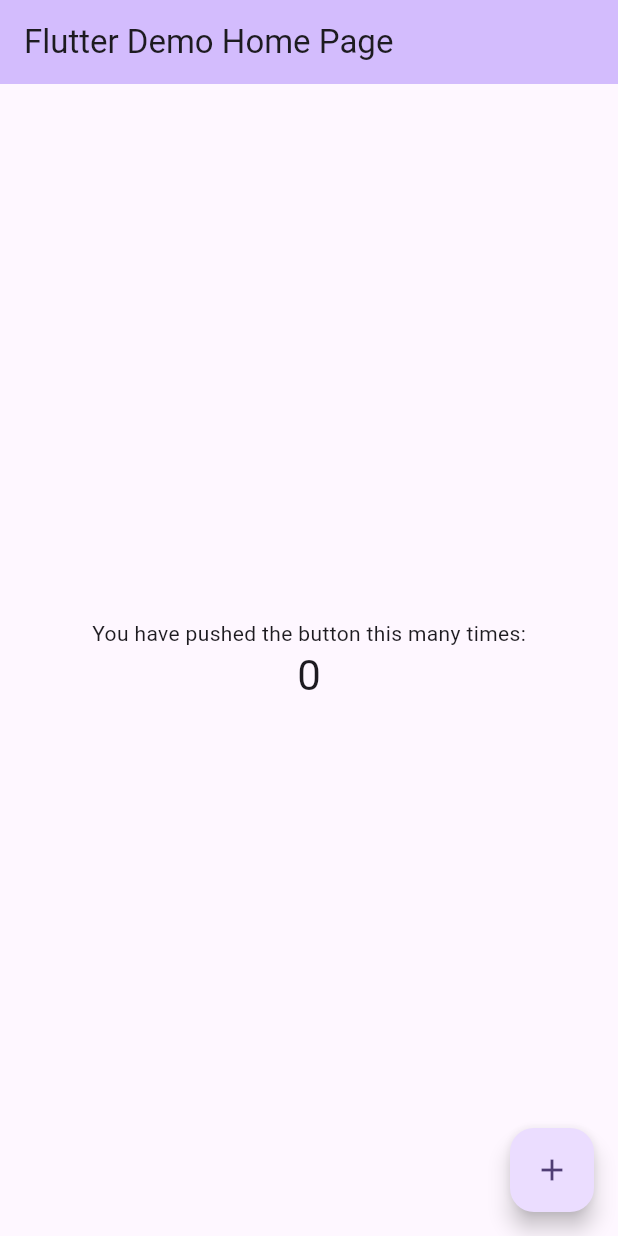
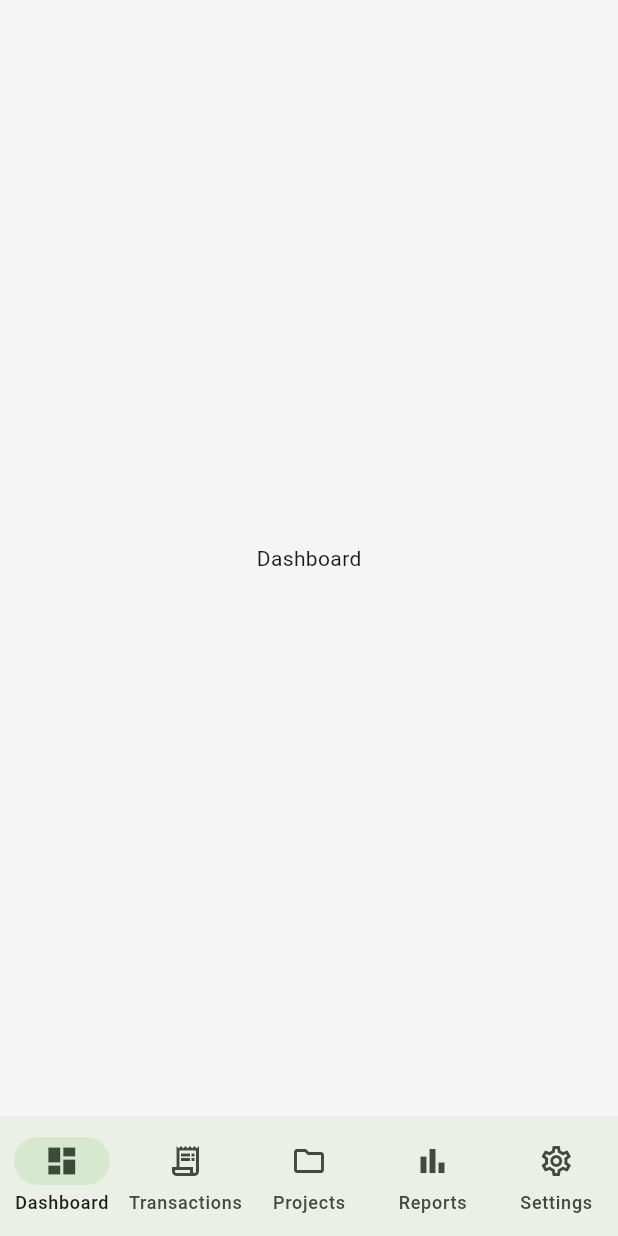
Before and after one commit to aizen237/cashbook_app, a Flutter app: the screen it shows after launch, on a phone screen of 412 x 824 dp. Run offline on Flutter 3.47's test engine with Material 3 defaults, Android fonts, the phone set to English and light mode, and no system bars; our stand-ins replace drift, drift_flutter, flutter_riverpod; accounts and stored records are empty; generated files the repository leaves out were written again.

Commit message:
Add app theme, 5-tab navigation shell, and placeholder screens

```diff
--- a/lib/main.dart
+++ b/lib/main.dart
@@ -1,122 +1,24 @@
 import 'package:flutter/material.dart';
+import 'package:flutter_riverpod/flutter_riverpod.dart';
+import 'screens/home_shell.dart';
+import 'utils/theme.dart';
 
 void main() {
-  runApp(const MyApp());
+  runApp(const ProviderScope(child: CashbookApp()));
 }
 
-class MyApp extends StatelessWidget {
-  const MyApp({super.key});
+class CashbookApp extends StatelessWidget {
+  const CashbookApp({super.key});
 
-  // This widget is the root of your application.
   @override
   Widget build(BuildContext context) {
     return MaterialApp(
-      title: 'Flutter Demo',
-      theme: ThemeData(
-        // This is the theme of your application.
-        //
-        // TRY THIS: Try running your application with "flutter run". You'll see
-        // the application has a purple toolbar. Then, without quitting the app,
-        // try changing the seedColor in the colorScheme below to Colors.green
-        // and then invoke "hot reload" (save your changes or press the "hot
-        // reload" button in a Flutter-supported IDE, or press "r" if you used
-        // the command line to start the app).
-        //
-        // Notice that the counter didn't reset back to zero; the application
-        // state is not lost during the reload. To reset the state, use hot
-        // restart instead.
-        //
-        // This works for code too, not just values: Most code changes can be
-        // tested with just a hot reload.
-        colorScheme: .fromSeed(seedColor: Colors.deepPurple),
-      ),
-      home: const MyHomePage(title: 'Flutter Demo Home Page'),
+      title: 'Cashbook',
+      debugShowCheckedModeBanner: false,
+      theme: AppTheme.light,
+      darkTheme: AppTheme.dark,
+      themeMode: ThemeMode.system,
+      home: const HomeShell(),
     );
   }
 }
-
-class MyHomePage extends StatefulWidget {
-  const MyHomePage({super.key, required this.title});
-
-  // This widget is the home page of your application. It is stateful, meaning
-  // that it has a State object (defined below) that contains fields that affect
-  // how it looks.
-
-  // This class is the configuration for the state. It holds the values (in this
-  // case the title) provided by the parent (in this case the App widget) and
-  // used by the build method of the State. Fields in a Widget subclass are
-  // always marked "final".
-
-  final String title;
-
-  @override
-  State<MyHomePage> createState() => _MyHomePageState();
-}
-
-class _MyHomePageState extends State<MyHomePage> {
-  int _counter = 0;
-
-  void _incrementCounter() {
-    setState(() {
-      // This call to setState tells the Flutter framework that something has
-      // changed in this State, which causes it to rerun the build method below
-      // so that the display can reflect the updated values. If we changed
-      // _counter without calling setState(), then the build method would not be
-      // called again, and so nothing would appear to happen.
-      _counter++;
-    });
-  }
-
-  @override
-  Widget build(BuildContext context) {
-    // This method is rerun every time setState is called, for instance as done
-    // by the _incrementCounter method above.
-    //
-    // The Flutter framework has been optimized to make rerunning build methods
-    // fast, so that you can just rebuild anything that needs updating rather
-    // than having to individually change instances of widgets.
-    return Scaffold(
-      appBar: AppBar(
-        // TRY THIS: Try changing the color here to a specific color (to
-        // Colors.amber, perhaps?) and trigger a hot reload to see the AppBar
-        // change color while the other colors stay the same.
-        backgroundColor: Theme.of(context).colorScheme.inversePrimary,
-        // Here we take the value from the MyHomePage object that was created by
-        // the App.build method, and use it to set our appbar title.
-        title: Text(widget.title),
-      ),
-      body: Center(
-        // Center is a layout widget. It takes a single child and positions it
-        // in the middle of the parent.
-        child: Column(
-          // Column is also a layout widget. It takes a list of children and
-          // arranges them vertically. By default, it sizes itself to fit its
-          // children horizontally, and tries to be as tall as its parent.
-          //
-          // Column has various properties to control how it sizes itself and
-          // how it positions its children. Here we use mainAxisAlignment to
-          // center the children vertically; the main axis here is the vertical
-          // axis because Columns are vertical (the cross axis would be
-          // horizontal).
-          //
-          // TRY THIS: Invoke "debug painting" (choose the "Toggle Debug Paint"
-          // action in the IDE, or press "p" in the console), to see the
-          // wireframe for each widget.
-          mainAxisAlignment: .center,
-          children: [
-            const Text('You have pushed the button this many times:'),
-            Text(
-              '$_counter',
-              style: Theme.of(context).textTheme.headlineMedium,
-            ),
-          ],
-        ),
-      ),
-      floatingActionButton: FloatingActionButton(
-        onPressed: _incrementCounter,
-        tooltip: 'Increment',
-        child: const Icon(Icons.add),
-      ),
-    );
-  }
-}
--- /dev/null
+++ b/lib/screens/dashboard_screen.dart
@@ -0,0 +1,10 @@
+import 'package:flutter/material.dart';
+
+class DashboardScreen extends StatelessWidget {
+  const DashboardScreen({super.key});
+
+  @override
+  Widget build(BuildContext context) {
+    return const Center(child: Text('Dashboard'));
+  }
+}
--- /dev/null
+++ b/lib/screens/home_shell.dart
@@ -0,0 +1,67 @@
+import 'package:flutter/material.dart';
+import 'dashboard_screen.dart';
+import 'transactions_screen.dart';
+import 'projects_screen.dart';
+import 'reports_screen.dart';
+import 'settings_screen.dart';
+
+class HomeShell extends StatefulWidget {
+  const HomeShell({super.key});
+
+  @override
+  State<HomeShell> createState() => _HomeShellState();
+}
+
+class _HomeShellState extends State<HomeShell> {
+  int _selectedIndex = 0;
+
+  final List<Widget> _screens = const [
+    DashboardScreen(),
+    TransactionsScreen(),
+    ProjectsScreen(),
+    ReportsScreen(),
+    SettingsScreen(),
+  ];
+
+  @override
+  Widget build(BuildContext context) {
+    return Scaffold(
+      body: _screens[_selectedIndex],
+      bottomNavigationBar: NavigationBar(
+        selectedIndex: _selectedIndex,
+        onDestinationSelected: (index) {
+          setState(() {
+            _selectedIndex = index;
+          });
+        },
+        destinations: const [
+          NavigationDestination(
+            icon: Icon(Icons.dashboard_outlined),
+            selectedIcon: Icon(Icons.dashboard),
+            label: 'Dashboard',
+          ),
+          NavigationDestination(
+            icon: Icon(Icons.receipt_long_outlined),
+            selectedIcon: Icon(Icons.receipt_long),
+            label: 'Transactions',
+          ),
+          NavigationDestination(
+            icon: Icon(Icons.folder_outlined),
+            selectedIcon: Icon(Icons.folder),
+            label: 'Projects',
+          ),
+          NavigationDestination(
+            icon: Icon(Icons.bar_chart_outlined),
+            selectedIcon: Icon(Icons.bar_chart),
+            label: 'Reports',
+          ),
+          NavigationDestination(
+            icon: Icon(Icons.settings_outlined),
+            selectedIcon: Icon(Icons.settings),
+            label: 'Settings',
+          ),
+        ],
+      ),
+    );
+  }
+}
--- /dev/null
+++ b/lib/screens/projects_screen.dart
@@ -0,0 +1,10 @@
+import 'package:flutter/material.dart';
+
+class ProjectsScreen extends StatelessWidget {
+  const ProjectsScreen({super.key});
+
+  @override
+  Widget build(BuildContext context) {
+    return const Center(child: Text('Projects'));
+  }
+}
--- /dev/null
+++ b/lib/screens/reports_screen.dart
@@ -0,0 +1,10 @@
+import 'package:flutter/material.dart';
+
+class ReportsScreen extends StatelessWidget {
+  const ReportsScreen({super.key});
+
+  @override
+  Widget build(BuildContext context) {
+    return const Center(child: Text('Reports'));
+  }
+}
--- /dev/null
+++ b/lib/screens/settings_screen.dart
@@ -0,0 +1,10 @@
+import 'package:flutter/material.dart';
+
+class SettingsScreen extends StatelessWidget {
+  const SettingsScreen({super.key});
+
+  @override
+  Widget build(BuildContext context) {
+    return const Center(child: Text('Settings'));
+  }
+}
--- /dev/null
+++ b/lib/screens/transactions_screen.dart
@@ -0,0 +1,10 @@
+import 'package:flutter/material.dart';
+
+class TransactionsScreen extends StatelessWidget {
+  const TransactionsScreen({super.key});
+
+  @override
+  Widget build(BuildContext context) {
+    return const Center(child: Text('Transactions'));
+  }
+}
--- /dev/null
+++ b/lib/utils/theme.dart
@@ -0,0 +1,28 @@
+import 'package:flutter/material.dart';
+
+class AppTheme {
+  static const Color primaryColor = Color(0xFF2E7D32); // green - construction/money
+  static const Color incomeColor = Color(0xFF2E7D32);
+  static const Color expenseColor = Color(0xFFC62828);
+
+  static ThemeData light = ThemeData(
+    useMaterial3: true,
+    brightness: Brightness.light,
+    colorSchemeSeed: primaryColor,
+    scaffoldBackgroundColor: const Color(0xFFF5F5F5),
+    appBarTheme: const AppBarTheme(
+      centerTitle: true,
+      elevation: 0,
+    ),
+  );
+
+  static ThemeData dark = ThemeData(
+    useMaterial3: true,
+    brightness: Brightness.dark,
+    colorSchemeSeed: primaryColor,
+    appBarTheme: const AppBarTheme(
+      centerTitle: true,
+      elevation: 0,
+    ),
+  );
+}
```
